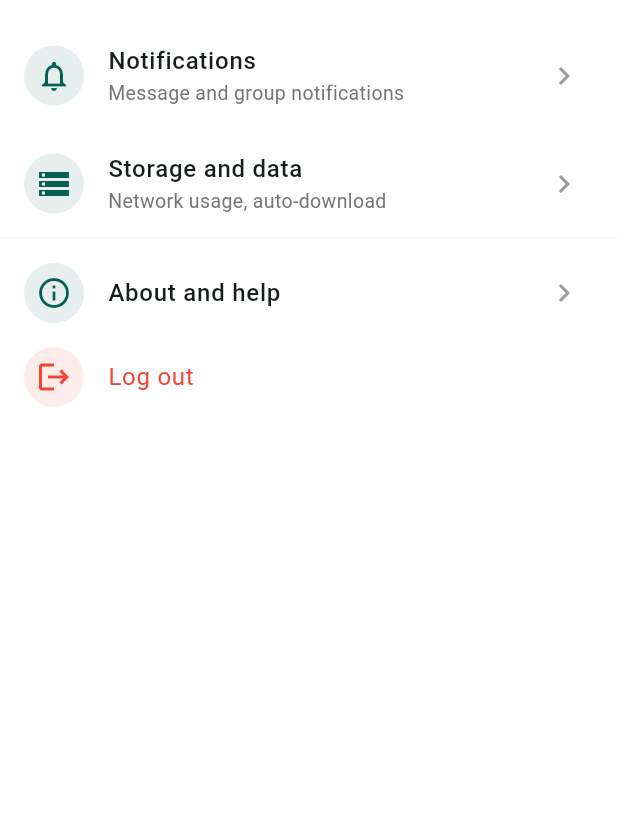
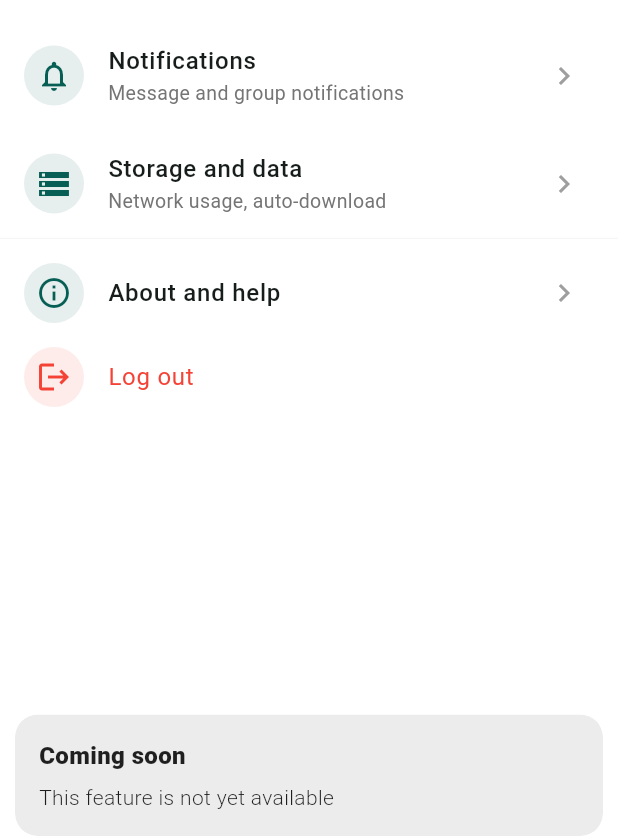
Before and after one commit to Haris-Ahmed83/chatapp, a Flutter app: the SettingsScreen screen opened by its route, after a tap on "Chats", on a phone screen of 412 x 824 dp, the part 400-1236 px from its top. Run offline on Flutter 3.47's test engine with Material 3 defaults, Android fonts, the phone set to English and light mode, and no system bars; our stand-ins replace cloud_firestore, firebase_auth, firebase_core, firebase_storage, flutter_contacts, get and 2 more; accounts and stored records are empty.

Commit message:
fix: profile save with photo upload, login persistence, settings actions, storage rules

```diff
--- a/lib/src/features/contacts/screens/contact_picker_screen.dart
+++ b/lib/src/features/contacts/screens/contact_picker_screen.dart
@@ -1,4 +1,3 @@
-import 'package:flutter/material.dart';
 import 'package:flutter/material.dart';
 import 'package:get/get.dart';
 import 'package:chato/src/features/contacts/controllers/contact_controller.dart';
--- a/lib/src/features/settings/screens/settings_screen.dart
+++ b/lib/src/features/settings/screens/settings_screen.dart
@@ -1,6 +1,7 @@
 import 'package:flutter/material.dart';
 import 'package:get/get.dart';
 import 'package:chato/src/features/auth/controllers/auth_controller.dart';
+import 'package:chato/src/features/auth/screens/profile_setup_screen.dart';
 import 'package:chato/src/routing/app_routes.dart';
 
 class SettingsScreen extends StatelessWidget {
@@ -34,13 +35,28 @@ class SettingsScreen extends StatelessWidget {
           }),
           const Divider(height: 1),
           const SizedBox(height: 8),
-          _buildItem(Icons.key, 'Account', 'Privacy, security, change number'),
-          _buildItem(Icons.chat_bubble_outline, 'Chats', 'Theme, wallpapers, chat history'),
-          _buildItem(Icons.notifications_outlined, 'Notifications', 'Message and group notifications'),
-          _buildItem(Icons.storage_outlined, 'Storage and data', 'Network usage, auto-download'),
+          _buildItem(
+            Icons.key, 'Account', 'Privacy, security, change number',
+            () => Get.toNamed(AppRoutes.profileSetup),
+          ),
+          _buildItem(
+            Icons.chat_bubble_outline, 'Chats', 'Theme, wallpapers, chat history',
+            _showComingSoon,
+          ),
+          _buildItem(
+            Icons.notifications_outlined, 'Notifications', 'Message and group notifications',
+            _showComingSoon,
+          ),
+          _buildItem(
+            Icons.storage_outlined, 'Storage and data', 'Network usage, auto-download',
+            _showComingSoon,
+          ),
           const Divider(height: 1),
           const SizedBox(height: 8),
-          _buildItem(Icons.info_outline, 'About and help', ''),
+          _buildItem(
+            Icons.info_outline, 'About and help', '',
+            _showAbout,
+          ),
           Obx(() {
             return ListTile(
               leading: Container(
@@ -64,7 +80,7 @@ class SettingsScreen extends StatelessWidget {
     );
   }
 
-  Widget _buildItem(IconData icon, String title, String subtitle) {
+  Widget _buildItem(IconData icon, String title, String subtitle, VoidCallback? onTap) {
     return ListTile(
       leading: Container(
         width: 40,
@@ -78,7 +94,24 @@ class SettingsScreen extends StatelessWidget {
       title: Text(title, style: const TextStyle(fontWeight: FontWeight.w500)),
       subtitle: subtitle.isNotEmpty ? Text(subtitle, style: TextStyle(fontSize: 13, color: Colors.grey[600])) : null,
       trailing: const Icon(Icons.chevron_right, color: Colors.grey),
-      onTap: () {},
+      onTap: onTap ?? () {},
+    );
+  }
+
+  void _showComingSoon() {
+    Get.snackbar('Coming soon', 'This feature is not yet available',
+      snackPosition: SnackPosition.BOTTOM,
+      duration: const Duration(seconds: 2),
+    );
+  }
+
+  void _showAbout() {
+    Get.defaultDialog(
+      title: 'Chato',
+      middleText: 'Version 1.0.0\n\nA WhatsApp clone built with Flutter & Firebase.',
+      textConfirm: 'OK',
+      confirmTextColor: Colors.white,
+      buttonColor: const Color(0xFF075E54),
     );
   }
 }
```
Also changed, not shown: lib/src/features/auth/controllers/auth_controller.dart (+32 -10 lines), lib/src/features/auth/screens/profile_setup_screen.dart (+18 -10 lines), lib/src/features/auth/screens/welcome_screen.dart (+23 -1 lines), lib/src/features/chats/controllers/chat_controller.dart (+11 -0 lines), firebase.json, 2 other files.
